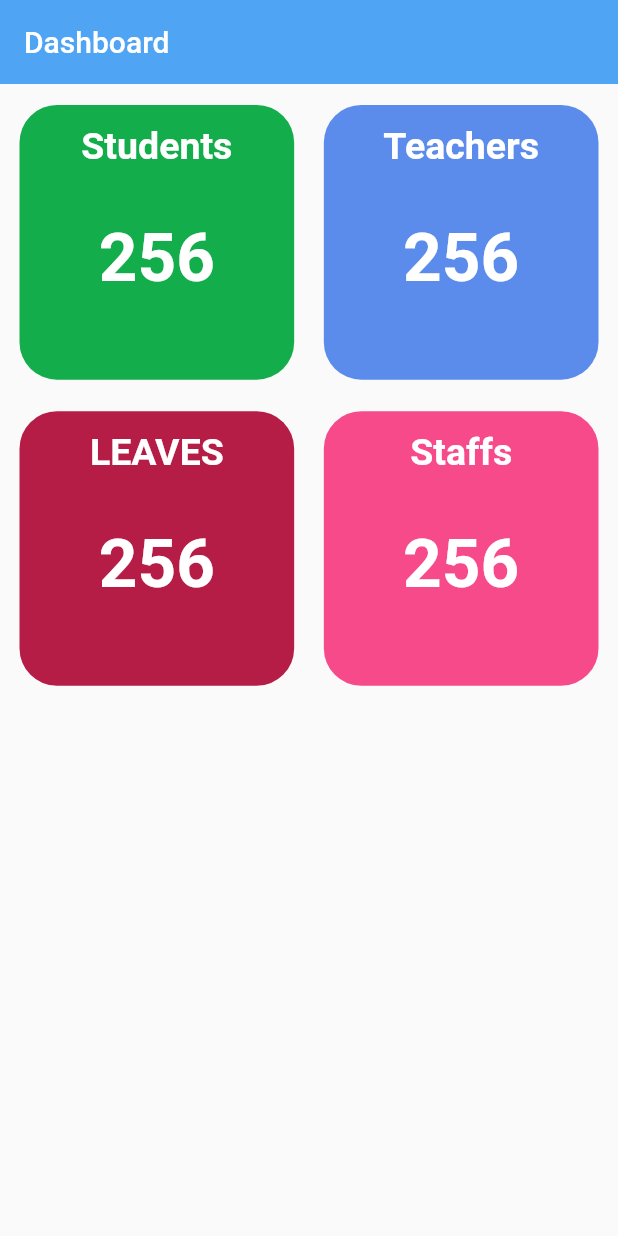
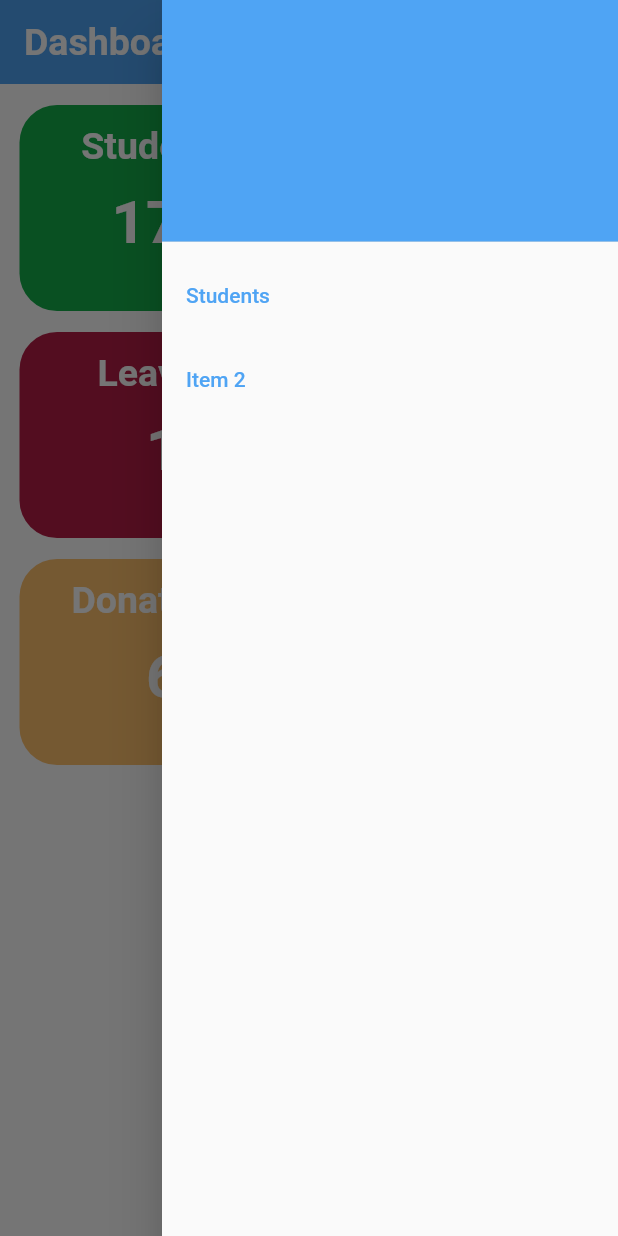
Before and after one commit to mhd-atheel/school_management_system, a Flutter app: the screen it shows after launch, with the side drawer open (before the commit the screen has no drawer), on a phone screen of 412 x 824 dp. Run offline on Flutter 3.47's test engine with Material 2 defaults, Android fonts, the phone set to English and light mode, and no system bars; our stand-ins replace firebase_core; accounts and stored records are empty.

Commit message:
adding three types of fonts adding new some screens

```diff
--- a/lib/main.dart
+++ b/lib/main.dart
@@ -26,6 +26,12 @@ class MyApp extends StatelessWidget {
       debugShowCheckedModeBanner: false,
       theme: ThemeData(
         primarySwatch: Colors.blue,
+        fontFamily: 'Poppins',
+        scaffoldBackgroundColor: Colors.white,
+        textTheme: Theme.of(context).textTheme.apply(
+          bodyColor: const Color(0xff4FA4F4), //<-- SEE HERE
+          displayColor: const Color(0xff4FA4F4), //<-- SEE HERE
+        ),
       ),
       home: const SplashScreen(),
     );
--- a/lib/screens/homeScreen.dart
+++ b/lib/screens/homeScreen.dart
@@ -1,5 +1,6 @@
 
 import 'package:flutter/material.dart';
+import 'package:school_management_system/screens/students.dart';
 import 'package:school_management_system/widgets/dashboardBox.dart';
 
 class HomeScreen extends StatelessWidget {
@@ -8,24 +9,66 @@ class HomeScreen extends StatelessWidget {
   @override
   Widget build(BuildContext context) {
     return Scaffold(
+      endDrawer: Drawer(
+        // Add a ListView to the drawer. This ensures the user can scroll
+        // through the options in the drawer if there isn't enough vertical
+        // space to fit everything.
+        child: ListView(
+          // Important: Remove any padding from the ListView.
+          padding: EdgeInsets.zero,
+          children: [
+            const DrawerHeader(
+              decoration: BoxDecoration(
+                color: Color(0xff4FA4F4),
+              ),
+              child: Text('Drawer Header'),
+            ),
+            ListTile(
+              title: const Text('Students'),
+              onTap: () {
+                Navigator.push(
+                  context,
+                  MaterialPageRoute(builder: (context) => const Students()),
+                );
+              },
+            ),
+            ListTile(
+              title: const Text('Item 2'),
+              onTap: () {
+                // Update the state of the app.
+                // ...
+              },
+            ),
+          ],
+        ),
+      ),
       appBar: AppBar(
-        title: const Text("Dashboard"),
         automaticallyImplyLeading: false,
+        title: const Text("Dashboard",
+            style:  TextStyle(
+            fontSize: 25,
+            fontWeight: FontWeight.w700,
+            color: Colors.white
+        ),
+        ),
+
         centerTitle: false,
         elevation: 0,
         backgroundColor: const Color(0xff4FA4F4),),
       body: Column(
+        mainAxisAlignment: MainAxisAlignment.start,
         children: [
+          SizedBox(height: 7,),
           Padding(
-            padding: const EdgeInsets.symmetric(horizontal: 13.0,vertical: 14),
+            padding: const EdgeInsets.symmetric(horizontal: 13.0,vertical: 7),
             child: Row(
               mainAxisAlignment: MainAxisAlignment.spaceBetween,
               children: [
                 DashboardBox(
-                  name: 'Students', count: '256', color: Color(0xff13AE4B),
+                  name: 'Students', count: '1756', color: Color(0xff13AE4B),
                 ),
                 DashboardBox(
-                  name: 'Teachers', count: '256', color: Color(0xff5B8CEB),
+                  name: 'Teachers', count: '124', color: Color(0xff5B8CEB),
                 ),
                 // DashboardBox(),
               ],
@@ -37,15 +80,31 @@ class HomeScreen extends StatelessWidget {
               mainAxisAlignment: MainAxisAlignment.spaceBetween,
               children: [
                 DashboardBox(
-                  name: 'LEAVES', count: '256', color: Color(0xffB51D46),
+                  name: 'Leaves', count: '152', color: Color(0xffB51D46),
                 ),
                 DashboardBox(
-                  name: 'Staffs', count: '256', color: Color(0xffF74A8A),
+                  name: 'Staffs', count: '052', color: Color(0xffF74A8A),
                 ),
                 // DashboardBox(),
               ],
             ),
-          )
+          ),
+          Padding(
+            padding: const EdgeInsets.symmetric(horizontal: 13.0,vertical: 7),
+            child: Row(
+              mainAxisAlignment: MainAxisAlignment.spaceBetween,
+              children: const [
+                DashboardBox(
+                  name: 'Donations', count: '600', color: Color(0xffFFC16E),
+                ),
+                DashboardBox(
+                  name: 'Subjects', count: '012', color: Color(0xffFD9041),
+                ),
+                // DashboardBox(),
+              ],
+            ),
+          ),
+
         ],
       ),
     );
--- /dev/null
+++ b/lib/screens/students.dart
@@ -0,0 +1,23 @@
+import 'package:flutter/material.dart';
+
+class Students extends StatelessWidget {
+  const Students({Key? key}) : super(key: key);
+
+  @override
+  Widget build(BuildContext context) {
+    return  Scaffold(
+      appBar: AppBar(
+        automaticallyImplyLeading: false,
+        title: const Text("Students",
+          style:  TextStyle(
+              fontSize: 25,
+              fontWeight: FontWeight.w700,
+              color: Colors.white
+          ),
+        ),
+        centerTitle: false,
+        elevation: 0,
+        backgroundColor: const Color(0xff4FA4F4),),
+    );
+  }
+}
--- a/lib/widgets/dashboardBox.dart
+++ b/lib/widgets/dashboardBox.dart
@@ -8,7 +8,7 @@ class DashboardBox extends StatelessWidget {
   @override
   Widget build(BuildContext context) {
     return Container(
-      height: MediaQuery.of(context).size.width/2.25,
+      height: MediaQuery.of(context).size.width/3,
       width: MediaQuery.of(context).size.width/2.25,
       decoration: BoxDecoration(
         color: color,
@@ -18,20 +18,26 @@ class DashboardBox extends StatelessWidget {
         mainAxisAlignment: MainAxisAlignment.start,
         children: [
           Padding(
-            padding: const EdgeInsets.symmetric(horizontal: 8,vertical: 13),
+            padding: const EdgeInsets.symmetric(horizontal: 0,vertical: 13),
             child:  Text(name,style: const TextStyle(
                 fontSize: 25,
-                fontWeight: FontWeight.bold,
+                fontWeight: FontWeight.w700,
                 color: Colors.white
             ),),
           ),
-          SizedBox(height: 20,),
-          Text(count,
-            style:const TextStyle(
-                fontSize: 45,
-                fontWeight: FontWeight.bold,
-                color: Colors.white
-            ),
+          // SizedBox(height: 20,),
+          Row(
+            mainAxisAlignment: MainAxisAlignment.end,
+            children: [
+              Text(count,
+                style:const TextStyle(
+                    fontSize: 40,
+                    fontWeight: FontWeight.bold,
+                    color: Colors.white
+                ),
+              ),
+              SizedBox(width: 30,),
+            ],
           ),
 
         ],
```
Also changed, not shown: pubspec.yaml (+13 -9 lines), assets/fonts/NunitoSans-Regular.ttf (added), assets/fonts/Poppins-Regular.ttf (added), assets/fonts/Prompt-Regular.ttf (added), 1 other file.
